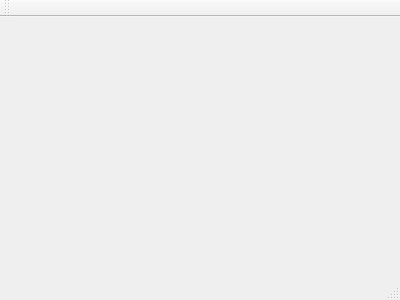
Qt form QtAddressBook/mainwindow.ui (benjaminhuanghuang/QtPlayground) before a commit.
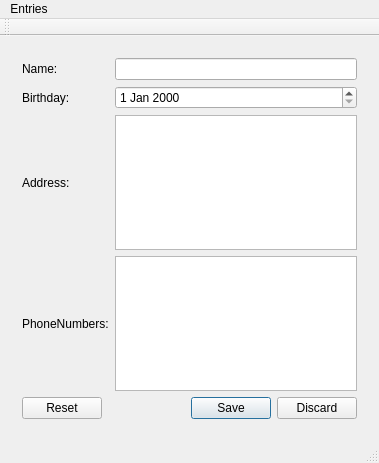
The same form after that commit. The open tabs and pages were chosen to show the change.

Commit message: add and remove address entry

Diff of the .ui file:
```diff
--- a/QtAddressBook/mainwindow.ui
+++ b/QtAddressBook/mainwindow.ui
@@ -1,24 +1,131 @@
 <ui version="4.0">
  <class>MainWindow</class>
- <widget class="QMainWindow" name="MainWindow" >
-  <property name="geometry" >
+ <widget class="QMainWindow" name="MainWindow">
+  <property name="geometry">
    <rect>
     <x>0</x>
     <y>0</y>
-    <width>400</width>
-    <height>300</height>
+    <width>379</width>
+    <height>463</height>
    </rect>
   </property>
   <property name="windowTitle" >
    <string>MainWindow</string>
   </property>
-  <widget class="QMenuBar" name="menuBar" />
-  <widget class="QToolBar" name="mainToolBar" />
-  <widget class="QWidget" name="centralWidget" />
-  <widget class="QStatusBar" name="statusBar" />
+  <widget class="QWidget" name="centralWidget">
+   <layout class="QGridLayout" name="gridLayout">
+    <item row="1" column="0">
+     <widget class="QStackedWidget" name="stackedWidget">
+      <property name="currentIndex">
+       <number>0</number>
+      </property>
+      <widget class="QWidget" name="listPage">
+       <layout class="QGridLayout" name="gridLayout_2">
+        <item row="0" column="0">
+         <widget class="QListWidget" name="listWidget"/>
+        </item>
+       </layout>
+      </widget>
+      <widget class="QWidget" name="detailPage">
+       <layout class="QGridLayout" name="gridLayout_3">
+        <item row="0" column="0">
+         <widget class="QLabel" name="label">
+          <property name="text">
+           <string>Name:</string>
+          </property>
+         </widget>
+        </item>
+        <item row="0" column="1">
+         <widget class="QLineEdit" name="nameEdit"/>
+        </item>
+        <item row="1" column="0">
+         <widget class="QLabel" name="label_2">
+          <property name="text">
+           <string>Birthday:</string>
+          </property>
+         </widget>
+        </item>
+        <item row="1" column="1">
+         <widget class="QDateEdit" name="birthdayEdit"/>
+        </item>
+        <item row="2" column="0">
+         <widget class="QLabel" name="label_3">
+          <property name="text">
+           <string>Address:</string>
+          </property>
+         </widget>
+        </item>
+        <item row="2" column="1">
+         <widget class="QPlainTextEdit" name="addressEdit"/>
+        </item>
+        <item row="3" column="0">
+         <widget class="QLabel" name="label_4">
+          <property name="text">
+           <string>PhoneNumbers:</string>
+          </property>
+         </widget>
+        </item>
+        <item row="3" column="1">
+         <widget class="QPlainTextEdit" name="phonenubmerEdit"/>
+        </item>
+        <item row="4" column="0" colspan="2">
+         <widget class="QDialogButtonBox" name="buttonBox">
+          <property name="standardButtons">
+           <set>QDialogButtonBox::Discard|QDialogButtonBox::Reset|QDialogButtonBox::Save</set>
+          </property>
+         </widget>
+        </item>
+       </layout>
+      </widget>
+     </widget>
+    </item>
+   </layout>
+  </widget>
+  <widget class="QMenuBar" name="menuBar">
+   <property name="geometry">
+    <rect>
+     <x>0</x>
+     <y>0</y>
+     <width>379</width>
+     <height>22</height>
+    </rect>
+   </property>
+   <widget class="QMenu" name="menuEntries">
+    <property name="title">
+     <string>Entries</string>
+    </property>
+    <addaction name="actionAdd"/>
+    <addaction name="actionEdit"/>
+    <addaction name="actionRemove"/>
+   </widget>
+   <addaction name="menuEntries"/>
+  </widget>
+  <widget class="QToolBar" name="mainToolBar">
+   <attribute name="toolBarArea">
+    <enum>TopToolBarArea</enum>
+   </attribute>
+   <attribute name="toolBarBreak">
+    <bool>false</bool>
+   </attribute>
+  </widget>
+  <widget class="QStatusBar" name="statusBar"/>
+  <action name="actionAdd">
+   <property name="text">
+    <string>Add</string>
+   </property>
+  </action>
+  <action name="actionEdit">
+   <property name="text">
+    <string>Edit</string>
+   </property>
+  </action>
+  <action name="actionRemove">
+   <property name="text">
+    <string>Remove</string>
+   </property>
+  </action>
  </widget>
- <layoutDefault spacing="6" margin="11" />
- <pixmapfunction></pixmapfunction>
+ <layoutdefault spacing="6" margin="11"/>
  <resources/>
  <connections/>
 </ui>
```
Left out of the diff: 3 changed lines with no effect on the pictures. The commit also changes 7 other files.
